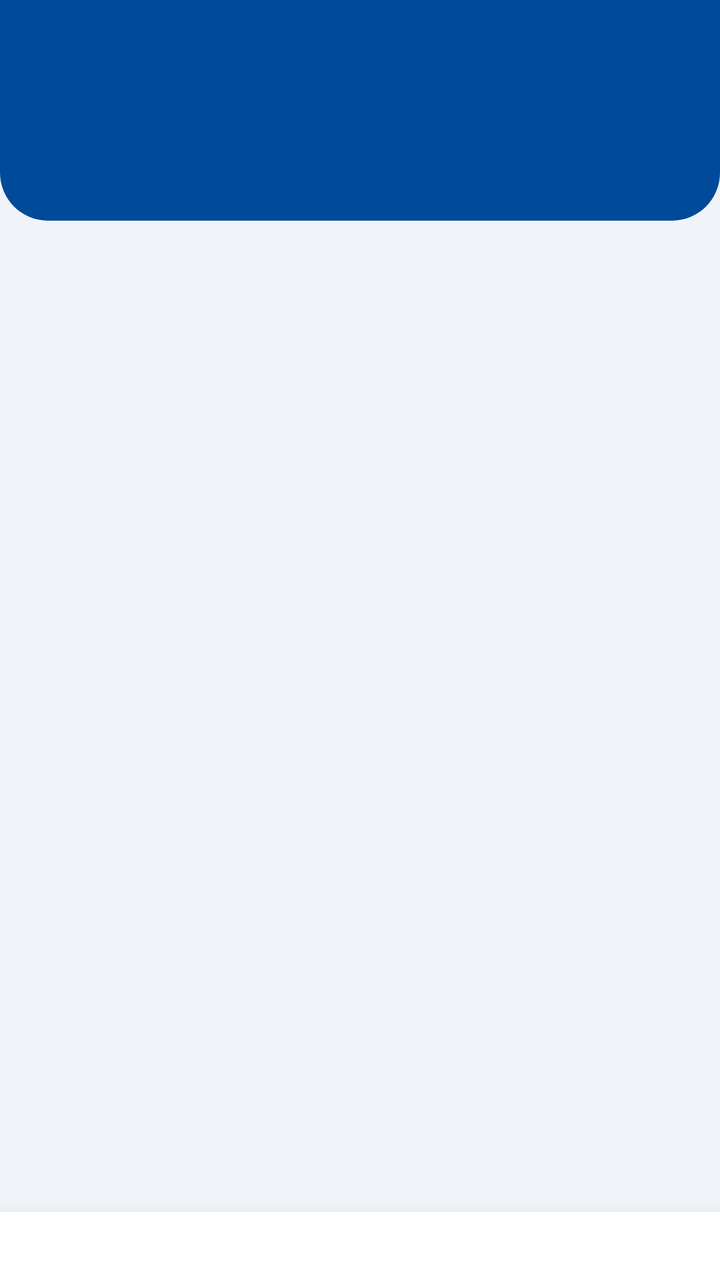
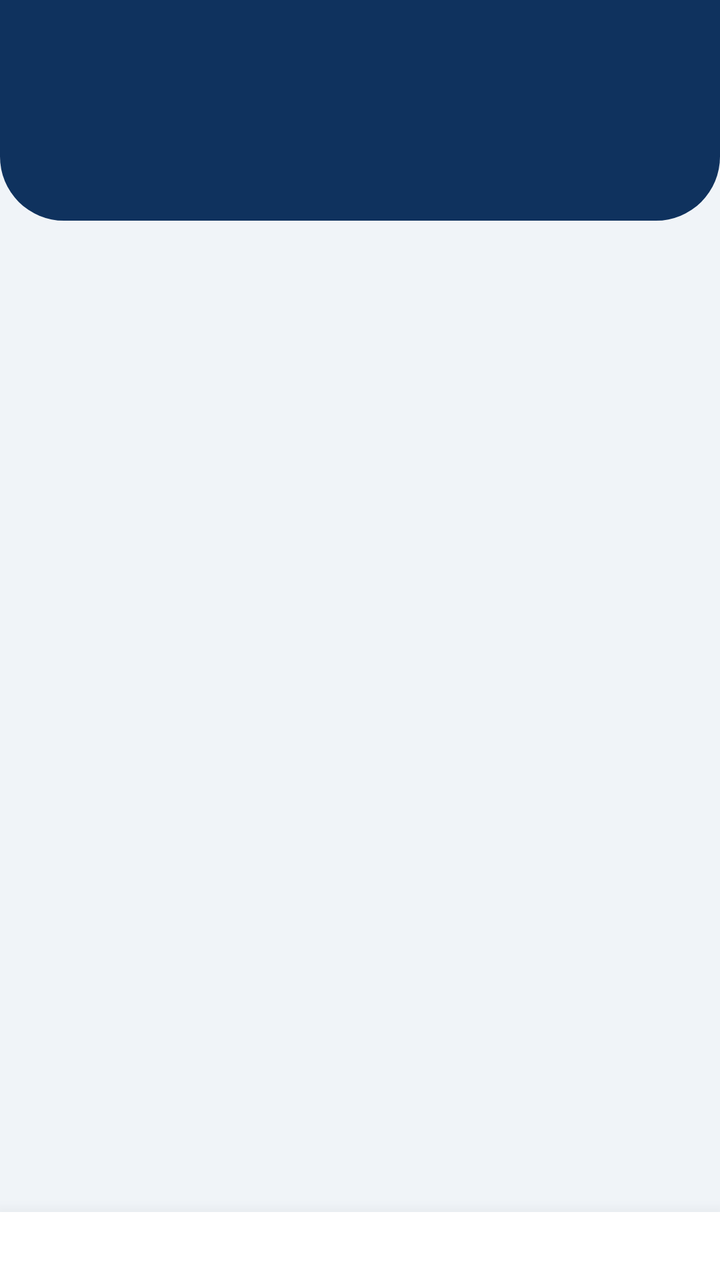

The first picture is an Android layout as it rendered before a commit; the second is the same layout after the commit. The layout source and the unified diff follow.
<!-- AndroidManifest.xml: application theme Theme.Newtacks -->
<!-- res/layout/fragment_worker_job.xml -->
<?xml version="1.0" encoding="utf-8"?>
<LinearLayout
    xmlns:android="http://schemas.android.com/apk/res/android"
    xmlns:app="http://schemas.android.com/apk/res-auto"
    android:layout_width="match_parent"
    android:layout_height="match_parent"
    android:orientation="vertical"
    android:background="#F0F4F8">

    
    <RelativeLayout
        android:id="@+id/layoutHeader"
        android:layout_width="match_parent"
        android:layout_height="wrap_content"
        android:background="@drawable/bg_header_rounded"
        android:paddingStart="24dp"
        android:paddingEnd="12dp"
        android:paddingTop="36dp"
        android:paddingBottom="28dp">

        <LinearLayout
            android:layout_width="match_parent"
            android:layout_height="wrap_content"
            android:orientation="vertical"
            android:layout_toStartOf="@+id/btnMoreOptions"
            android:layout_marginEnd="8dp">

            <TextView
                android:id="@+id/tvJobTitle"
                android:layout_width="match_parent"
                android:layout_height="wrap_content"
                android:textColor="#FFFFFF"
                android:textSize="24sp"
                android:textStyle="bold"
                android:layout_marginBottom="14dp" />

            <TextView
                android:id="@+id/tvJobStatus"
                android:layout_width="wrap_content"
                android:layout_height="wrap_content"
                android:textSize="12sp"
                android:textStyle="bold"
                android:textColor="#D97706"
                android:background="@drawable/bg_badge_yellow"
                android:paddingStart="14dp"
                android:paddingEnd="14dp"
                android:paddingTop="5dp"
                android:paddingBottom="5dp"
                android:visibility="gone" />
        </LinearLayout>

        <ImageButton
            android:id="@+id/btnMoreOptions"
            android:layout_width="40dp"
            android:layout_height="40dp"
            android:layout_alignParentEnd="true"
            android:layout_alignParentTop="true"
            android:background="?attr/selectableItemBackgroundBorderless"
            android:src="@drawable/ic_more_vert"
            android:contentDescription="More options"
            android:visibility="gone" />

    </RelativeLayout>

    
    <ScrollView
        android:layout_width="match_parent"
        android:layout_height="0dp"
        android:layout_weight="1"
        android:fillViewport="true">

        <LinearLayout
            android:layout_width="match_parent"
            android:layout_height="wrap_content"
            android:orientation="vertical">

            
            <LinearLayout
                android:id="@+id/layoutContent"
                android:layout_width="match_parent"
                android:layout_height="wrap_content"
                android:orientation="vertical"
                android:padding="20dp"
                android:visibility="gone">

                
                <LinearLayout
                    android:id="@+id/cardJobDetails"
                    android:layout_width="match_parent"
                    android:layout_height="wrap_content"
                    android:orientation="vertical"
                    android:background="@drawable/bg_card"
                    android:padding="20dp"
                    android:layout_marginBottom="12dp"
                    android:clickable="true"
                    android:focusable="true"
                    android:foreground="?attr/selectableItemBackground">

                    <LinearLayout
                        android:layout_width="match_parent"
                        android:layout_height="wrap_content"
                        android:orientation="horizontal"
                        android:gravity="center_vertical"
                        android:layout_marginBottom="16dp">

                        <View
                            android:layout_width="4dp"
                            android:layout_height="20dp"
                            android:background="#004A99"
                            android:layout_marginEnd="10dp" />

                        <TextView
                            android:layout_width="wrap_content"
                            android:layout_height="wrap_content"
                            android:text="JOB DETAILS"
                            android:textColor="#004A99"
                            android:textSize="11sp"
                            android:textStyle="bold"
                            android:letterSpacing="0.1" />
                    </LinearLayout>

                    <TextView
                        android:id="@+id/tvJobDetails"
                        android:layout_width="match_parent"
                        android:layout_height="wrap_content"
                        android:textColor="#1E293B"
                        android:textSize="14sp"
                        android:lineSpacingExtra="6dp" />
                </LinearLayout>

                
                <LinearLayout
                    android:id="@+id/cardClientInfo"
                    android:layout_width="match_parent"
                    android:layout_height="wrap_content"
                    android:layout_marginBottom="12dp"
                    android:background="@drawable/bg_card"
                    android:orientation="vertical"
                    android:padding="20dp"
                    android:clickable="true"
                    android:focusable="true"
                    android:foreground="?attr/selectableItemBackground">

                    <LinearLayout
                        android:layout_width="match_parent"
                        android:layout_height="wrap_content"
                        android:layout_marginBottom="16dp"
                        android:gravity="center_vertical"
                        android:orientation="horizontal">

                        <View
                            android:layout_width="4dp"
                            android:layout_height="20dp"
                            android:layout_marginEnd="10dp"
                            android:background="#16A34A" />

                        <TextView
                            android:layout_width="wrap_content"
                            android:layout_height="wrap_content"
                            android:letterSpacing="0.1"
                            android:text="CLIENT INFORMATION"
                            android:textColor="#16A34A"
                            android:textSize="11sp"
                            android:textStyle="bold" />
                    </LinearLayout>

                    <LinearLayout
                        android:layout_width="match_parent"
                        android:layout_height="wrap_content"
                        android:orientation="horizontal"
                        android:gravity="center_vertical">

                        <LinearLayout
                            android:layout_width="0dp"
                            android:layout_height="wrap_content"
                            android:layout_weight="1"
                            android:orientation="vertical">

                            <TextView
                                android:id="@+id/tvClientDetailName"
                                android:layout_width="match_parent"
                                android:layout_height="wrap_content"
                                android:text="Client Name"
                                android:textColor="#1E293B"
                                android:textSize="16sp"
                                android:textStyle="bold" />

                            <TextView
                                android:id="@+id/tvClientDetailPhone"
                                android:layout_width="match_parent"
                                android:layout_height="wrap_content"
                                android:layout_marginTop="4dp"
                                android:text="Phone: 09123456789"
                                android:textColor="#64748B"
                                android:textSize="14sp" />
                        </LinearLayout>

                        <ImageButton
                            android:id="@+id/btnMessageClientSmall"
                            android:layout_width="44dp"
                            android:layout_height="44dp"
                            android:src="@drawable/message"
                            android:background="@drawable/bg_circle_light_blue"
                            android:padding="10dp"
                            android:scaleType="fitCenter"
                            android:contentDescription="Message Client" />
                    </LinearLayout>
                </LinearLayout>

                
                <LinearLayout
                    android:layout_width="match_parent"
                    android:layout_height="wrap_content"
                    android:orientation="horizontal"
                    android:gravity="center_vertical"
                    android:background="@drawable/bg_info_card"
                    android:padding="14dp">

                    <TextView
                        android:layout_width="0dp"
                        android:layout_height="wrap_content"
                        android:layout_weight="1"
                        android:text="Update your progress to keep the client informed."
                        android:textColor="#004A99"
                        android:textSize="12sp"
                        android:lineSpacingExtra="3dp" />
                </LinearLayout>
            </LinearLayout>

            
            <LinearLayout
                android:id="@+id/layoutEmptyState"
                android:layout_width="match_parent"
                android:layout_height="wrap_content"
                android:gravity="center"
                android:orientation="vertical"
                android:paddingTop="80dp"
                android:paddingBottom="40dp"
                android:visibility="gone">

                <ImageView
                    android:layout_width="72dp"
                    android:layout_height="72dp"
                    android:layout_marginBottom="20dp"
                    android:alpha="0.3"
                    android:src="@drawable/ic_inbox" />

                <TextView
                    android:layout_width="wrap_content"
                    android:layout_height="wrap_content"
                    android:text="No Active Job"
                    android:textColor="#1E293B"
                    android:textSize="18sp"
                    android:textStyle="bold"
                    android:layout_marginBottom="8dp" />

                <TextView
                    android:layout_width="wrap_content"
                    android:layout_height="wrap_content"
                    android:text="You have no job assigned yet.&#10;Check the feed for available jobs."
                    android:textColor="#94A3B8"
                    android:textSize="13sp"
                    android:gravity="center"
                    android:lineSpacingExtra="4dp" />
            </LinearLayout>
        </LinearLayout>
    </ScrollView>

    
    <LinearLayout
        android:id="@+id/layoutBottomButtons"
        android:layout_width="match_parent"
        android:layout_height="wrap_content"
        android:background="#FFFFFF"
        android:elevation="16dp"
        android:orientation="vertical"
        android:paddingStart="20dp"
        android:paddingTop="14dp"
        android:paddingEnd="20dp"
        android:paddingBottom="20dp">

        
        <LinearLayout
            android:id="@+id/layoutHeadingButtons"
            android:layout_width="match_parent"
            android:layout_height="wrap_content"
            android:orientation="horizontal"
            android:layout_marginBottom="10dp"
            android:visibility="gone">

            <com.google.android.material.button.MaterialButton
                android:id="@+id/btnNavigateToMapSmall"
                style="@style/Widget.MaterialComponents.Button.OutlinedButton"
                android:layout_width="0dp"
                android:layout_height="54dp"
                android:layout_weight="0.35"
                android:text="Map"
                android:textColor="#004A99"
                android:textSize="14sp"
                android:textStyle="bold"
                app:cornerRadius="14dp"
                app:strokeColor="#004A99"
                app:strokeWidth="1dp"
                app:icon="@drawable/ic_navigate_location"
                app:iconGravity="textStart"
                app:iconTint="#004A99"
                android:layout_marginEnd="10dp" />

            <com.google.android.material.button.MaterialButton
                android:id="@+id/btnStartHeading"
                android:layout_width="0dp"
                android:layout_height="54dp"
                android:layout_weight="0.65"
                android:text="Start Heading There"
                android:textColor="#FFFFFF"
                android:textSize="15sp"
                android:textStyle="bold"
                app:backgroundTint="#004A99"
                app:cornerRadius="14dp"
                app:icon="@drawable/ic_location"
                app:iconGravity="textStart"
                app:iconTint="#FFFFFF" />
        </LinearLayout>

        
        <LinearLayout
            android:id="@+id/layoutArrivedButtons"
            android:layout_width="match_parent"
            android:layout_height="wrap_content"
            android:orientation="horizontal"
            android:layout_marginBottom="10dp"
            android:visibility="gone">

            <com.google.android.material.button.MaterialButton
                android:id="@+id/btnNavigateToMapArrived"
                style="@style/Widget.MaterialComponents.Button.OutlinedButton"
                android:layout_width="0dp"
                android:layout_height="54dp"
                android:layout_weight="0.35"
                android:text="Map"
                android:textColor="#004A99"
                android:textSize="14sp"
                android:textStyle="bold"
                app:cornerRadius="14dp"
                app:strokeColor="#004A99"
                app:strokeWidth="1dp"
                app:icon="@drawable/ic_navigate_location"
                app:iconGravity="textStart"
                app:iconTint="#004A99"
                android:layout_marginEnd="10dp" />

            <com.google.android.material.button.MaterialButton
                android:id="@+id/btnArrived"
                android:layout_width="0dp"
                android:layout_height="54dp"
                android:layout_weight="0.65"
                android:text="I Have Arrived"
                android:textColor="#FFFFFF"
                android:textSize="15sp"
                android:textStyle="bold"
                app:backgroundTint="#16A34A"
                app:cornerRadius="14dp"
                app:icon="@drawable/ic_check_circle"
                app:iconGravity="textStart"
                app:iconTint="#FFFFFF" />
        </LinearLayout>

        
        <LinearLayout
            android:id="@+id/layoutDoneButtons"
            android:layout_width="match_parent"
            android:layout_height="wrap_content"
            android:orientation="horizontal"
            android:layout_marginBottom="10dp"
            android:visibility="gone">

            <com.google.android.material.button.MaterialButton
                android:id="@+id/btnNavigateToMapDone"
                style="@style/Widget.MaterialComponents.Button.OutlinedButton"
                android:layout_width="0dp"
                android:layout_height="54dp"
                android:layout_weight="0.35"
                android:text="Map"
                android:textColor="#004A99"
                android:textSize="14sp"
                android:textStyle="bold"
                app:cornerRadius="14dp"
                app:strokeColor="#004A99"
                app:strokeWidth="1dp"
                app:icon="@drawable/ic_navigate_location"
                app:iconGravity="textStart"
                app:iconTint="#004A99"
                android:layout_marginEnd="10dp" />

            <com.google.android.material.button.MaterialButton
                android:id="@+id/btnRequestDone"
                android:layout_width="0dp"
                android:layout_height="54dp"
                android:layout_weight="0.65"
                android:text="Request Done"
                android:textColor="#FFFFFF"
                android:textSize="15sp"
                android:textStyle="bold"
                app:backgroundTint="#004A99"
                app:cornerRadius="14dp"
                app:icon="@drawable/ic_check"
                app:iconGravity="textStart"
                app:iconTint="#FFFFFF" />
        </LinearLayout>

        
        <com.google.android.material.button.MaterialButton
            android:id="@+id/btnNavigateToMap"
            style="@style/Widget.MaterialComponents.Button.OutlinedButton"
            android:layout_width="match_parent"
            android:layout_height="54dp"
            android:text="Navigate to Job Site"
            android:textColor="#004A99"
            android:textStyle="bold"
            app:cornerRadius="14dp"
            app:strokeColor="#004A99"
            app:strokeWidth="1dp"
            app:icon="@drawable/ic_navigate_location"
            app:iconGravity="textStart"
            app:iconTint="#004A99"
            android:layout_marginBottom="10dp"
            android:visibility="gone" />
    </LinearLayout>



</LinearLayout>
<!-- resources referenced by this layout -->
<resources>
  <!-- drawable bg_badge_yellow (drawable) -->
  <?xml version="1.0" encoding="utf-8"?>
  <shape xmlns:android="http://schemas.android.com/apk/res/android"
      android:shape="rectangle">
      <solid android:color="#ffe7a6" />
      <corners android:radius="20dp" />
  </shape>
  <!-- drawable bg_card (drawable) -->
  <?xml version="1.0" encoding="utf-8"?>
  <shape xmlns:android="http://schemas.android.com/apk/res/android"
      android:shape="rectangle">
      <solid android:color="#FFFFFF" />
      <corners android:radius="15dp" />
      <stroke android:width="1dp" android:color="#E2E8F0" />
  </shape>
  <!-- drawable bg_circle_light_blue (drawable) -->
  <?xml version="1.0" encoding="utf-8"?>
  <ripple xmlns:android="http://schemas.android.com/apk/res/android"
      android:color="#D1E9FF">
      <item>
          <shape android:shape="oval">
              <solid android:color="#EFF6FF" />
              <stroke android:width="1dp" android:color="#DBEAFE" />
          </shape>
      </item>
  </ripple>
  <!-- drawable bg_header_rounded (drawable) -->
  <?xml version="1.0" encoding="utf-8"?>
  <shape xmlns:android="http://schemas.android.com/apk/res/android"
      android:shape="rectangle">
      <solid android:color="#004A99" />
      <corners
          android:bottomLeftRadius="24dp"
          android:bottomRightRadius="24dp" />
  </shape>
  <!-- drawable bg_info_card (drawable) -->
  <?xml version="1.0" encoding="utf-8"?>
  <shape xmlns:android="http://schemas.android.com/apk/res/android"
      android:shape="rectangle">
      <solid android:color="#EBF2FF" />
      <corners android:radius="12dp" />
      <stroke
          android:width="1dp"
          android:color="#C7D9F5" />
  </shape>
  <!-- drawable ic_check (drawable) -->
  <?xml version="1.0" encoding="utf-8"?>
  <vector xmlns:android="http://schemas.android.com/apk/res/android"
      android:width="24dp"
      android:height="24dp"
      android:viewportWidth="24"
      android:viewportHeight="24">
      <path
          android:fillColor="#000000"
          android:pathData="M9,16.17L4.83,12l-1.42,1.41L9,19 21,7l-1.41,-1.41z"/>
  </vector>
  <!-- drawable ic_check_circle (drawable) -->
  <?xml version="1.0" encoding="utf-8"?>
  <vector xmlns:android="http://schemas.android.com/apk/res/android"
      android:width="24dp"
      android:height="24dp"
      android:viewportWidth="24"
      android:viewportHeight="24">
      <path
          android:fillColor="#000000"
          android:pathData="M12,2C6.48,2 2,6.48 2,12s4.48,10 10,10 10-4.48 10-10S17.52,2 12,2zM10,17l-5-5 1.41-1.41L10,14.17l7.59-7.59L19,8l-9,9z"/>
  </vector>
  <!-- drawable ic_location (drawable) -->
  <?xml version="1.0" encoding="utf-8"?>
  <vector xmlns:android="http://schemas.android.com/apk/res/android"
      android:width="24dp"
      android:height="24dp"
      android:viewportWidth="24"
      android:viewportHeight="24">
      <path
          android:fillColor="#FFFFFF"
          android:pathData="M12,2C8.13,2 5,5.13 5,9c0,5.25 7,13 7,13s7-7.75 7-13C19,5.13 15.87,2 12,2zM12,11.5c-1.38,0-2.5-1.12-2.5-2.5s1.12-2.5 2.5-2.5 2.5,1.12 2.5,2.5-1.12,2.5-2.5,2.5z"/>
  </vector>
  <!-- drawable ic_more_vert (drawable) -->
  <vector xmlns:android="http://schemas.android.com/apk/res/android"
      android:width="24dp"
      android:height="24dp"
      android:viewportWidth="24"
      android:viewportHeight="24"
      android:tint="#FFFFFF">
      <path
          android:fillColor="@android:color/white"
          android:pathData="M12,8c1.1,0 2,-0.9 2,-2s-0.9,-2 -2,-2 -2,0.9 -2,2 0.9,2 2,2zM12,10c-1.1,0 -2,0.9 -2,2s0.9,2 2,2 2,-0.9 2,-2 -0.9,-2 -2,-2zM12,16c-1.1,0 -2,0.9 -2,2s0.9,2 2,2 2,-0.9 2,-2 -0.9,-2 -2,-2z" />
  </vector>
  <style name="Theme.Newtacks" parent="Base.Theme.Newtacks" />
  <!-- unchanged entries left out for length: 4 -->
</resources>

<!-- the commit's change to res/layout/fragment_worker_job.xml (unified diff, before → after) -->
@@ -12,7 +12,7 @@
         android:id="@+id/layoutHeader"
         android:layout_width="match_parent"
         android:layout_height="wrap_content"
-        android:background="@drawable/bg_header_rounded"
+        android:background="@drawable/bg_worker_header"
         android:paddingStart="24dp"
         android:paddingEnd="12dp"
         android:paddingTop="36dp"
<!-- resource entries referenced after the edit -->
@@ -26,15 +26,6 @@
           </shape>
       </item>
   </ripple>
-  <!-- drawable bg_header_rounded (drawable) -->
-  <?xml version="1.0" encoding="utf-8"?>
-  <shape xmlns:android="http://schemas.android.com/apk/res/android"
-      android:shape="rectangle">
-      <solid android:color="#004A99" />
-      <corners
-          android:bottomLeftRadius="24dp"
-          android:bottomRightRadius="24dp" />
-  </shape>
   <!-- drawable bg_info_card (drawable) -->
   <?xml version="1.0" encoding="utf-8"?>
   <shape xmlns:android="http://schemas.android.com/apk/res/android"
@@ -44,6 +35,15 @@
       <stroke
           android:width="1dp"
           android:color="#C7D9F5" />
+  </shape>
+  <!-- drawable bg_worker_header (drawable) -->
+  <?xml version="1.0" encoding="utf-8"?>
+  <shape xmlns:android="http://schemas.android.com/apk/res/android"
+      android:shape="rectangle">
+      <solid android:color="#0F325E" />
+      <corners
+          android:bottomLeftRadius="32dp"
+          android:bottomRightRadius="32dp" />
   </shape>
   <!-- drawable ic_check (drawable) -->
   <?xml version="1.0" encoding="utf-8"?>
